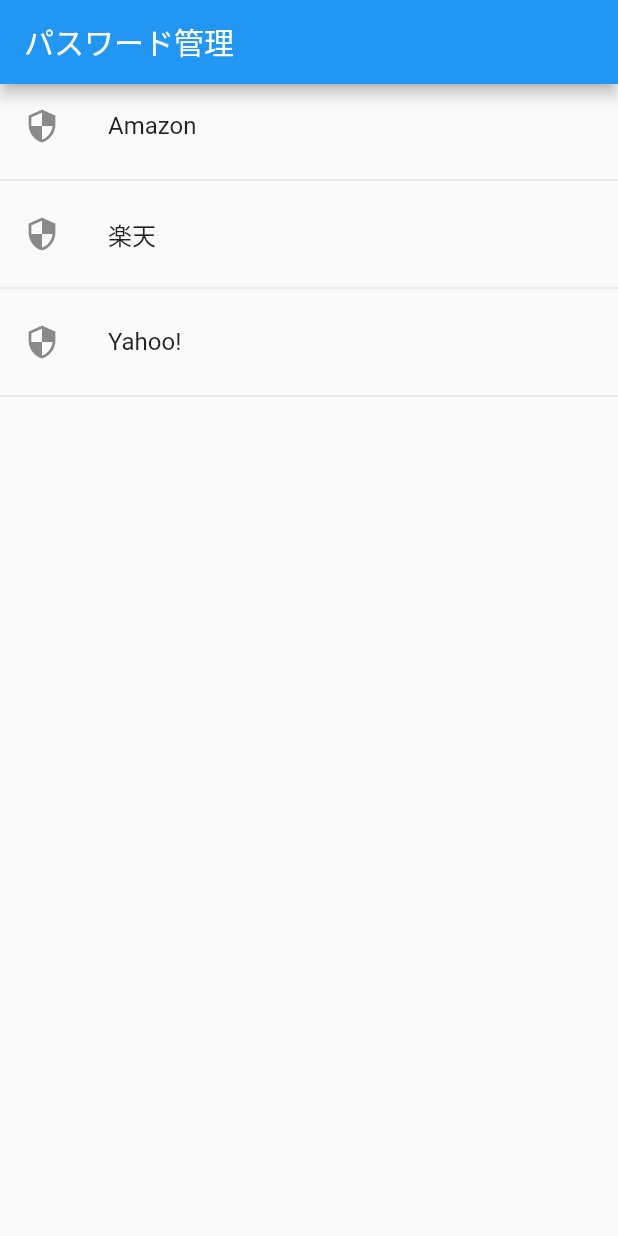
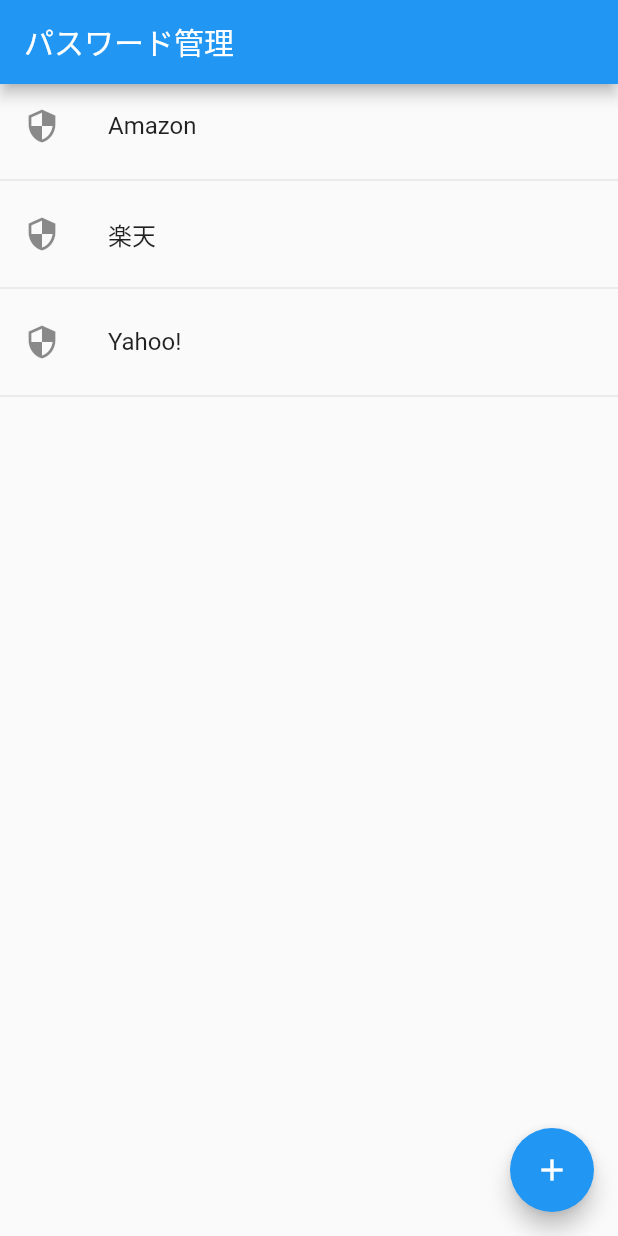
Before and after one commit to 11mrhappy/starter, a Flutter app: the screen it shows after launch, on a phone screen of 412 x 824 dp. Run offline on Flutter 3.47's test engine with Material 2 defaults, Android fonts, the phone set to English and light mode, and no system bars.

Commit message:
floatingActionButton (onPressed, setState)

```diff
--- a/lib/main.dart
+++ b/lib/main.dart
@@ -50,6 +50,15 @@ class _MyHomePageState extends State<MyHomePage> {
         },
         itemCount: titleList.length, //titleList(配列)の要素の数
       ),
+      floatingActionButton: FloatingActionButton(
+        onPressed: () {
+          titleList.add('Google');
+          setState(() {
+          }); //画面情報を再build
+        },
+        tooltip: 'Increment',
+        child: Icon(Icons.add),
+      ),
     );
   }
 }
```
